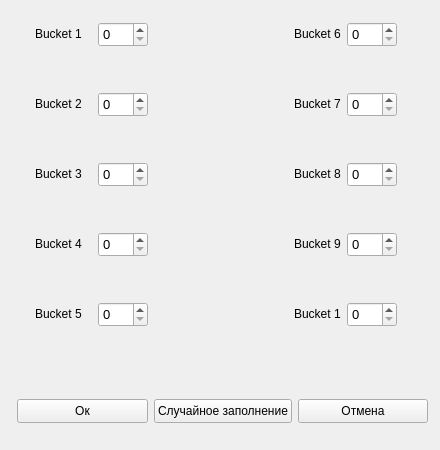
This is window_liters.ui in dxdate/VEDRA as Qt 5 draws it before an edit. The edited form follows.
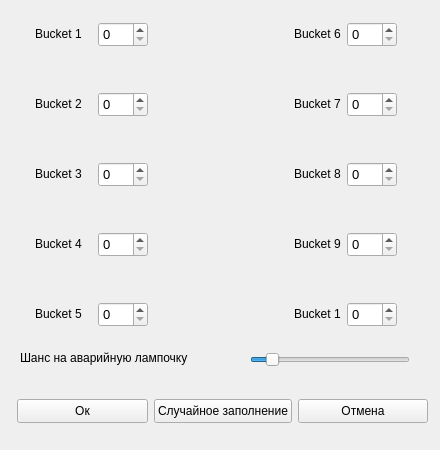
This is the edited form.

Commit message: fill buckets

```diff
--- a/window_liters.ui
+++ b/window_liters.ui
@@ -383,7 +383,42 @@
     </font>
    </property>
    <property name="maximum">
+    <number>9</number>
+   </property>
+  </widget>
+  <widget class="QSlider" name="horizontalSlider">
+   <property name="geometry">
+    <rect>
+     <x>250</x>
+     <y>350</y>
+     <width>160</width>
+     <height>20</height>
+    </rect>
+   </property>
+   <property name="maximum">
+    <number>100</number>
+   </property>
+   <property name="singleStep">
+    <number>1</number>
+   </property>
+   <property name="value">
     <number>10</number>
+   </property>
+   <property name="orientation">
+    <enum>Qt::Horizontal</enum>
+   </property>
+  </widget>
+  <widget class="QLabel" name="label">
+   <property name="geometry">
+    <rect>
+     <x>20</x>
+     <y>350</y>
+     <width>221</width>
+     <height>16</height>
+    </rect>
+   </property>
+   <property name="text">
+    <string>Шанс на аварийную лампочку</string>
    </property>
   </widget>
  </widget>
```
Left out of the diff: 18 changed lines with no effect on the pictures. The commit also changes 2 other files.
